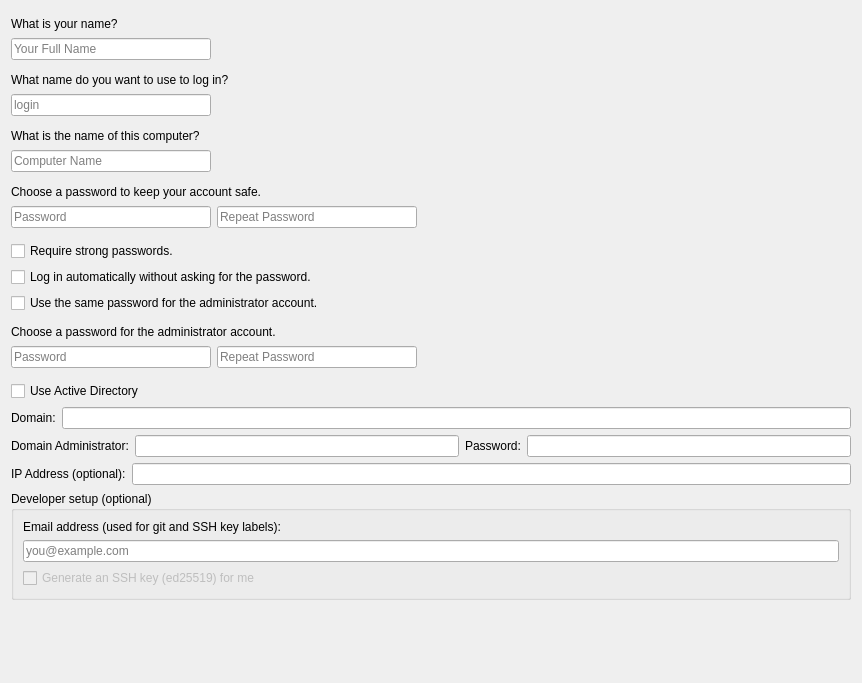
Theshedman/calamares, file src/modules/users/page_usersetup.ui: the form before one commit.
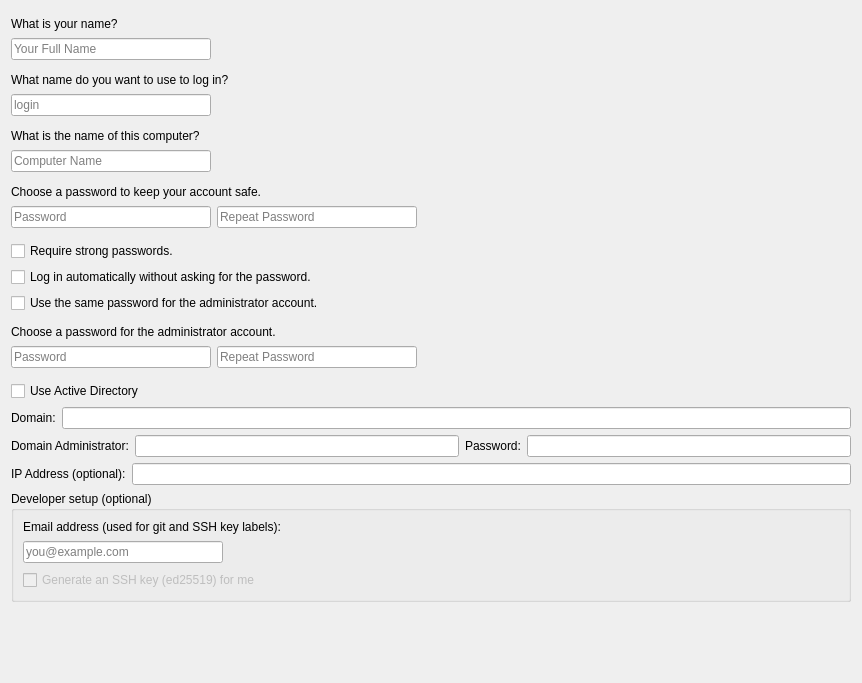
The form after the commit.

Commit message: fix(users): tighten email validation and match field layout

```diff
--- a/src/modules/users/page_usersetup.ui
+++ b/src/modules/users/page_usersetup.ui
@@ -707,6 +707,8 @@
        </widget>
       </item>
       <item>
+       <layout class="QHBoxLayout" name="devinfoEmailLayout">
+        <item>
        <widget class="QLineEdit" name="textBoxDevinfoEmail">
         <property name="minimumSize">
          <size>
@@ -718,6 +720,52 @@
          <string>you@example.com</string>
         </property>
        </widget>
+        </item>
+        <item>
+         <widget class="QLabel" name="labelDevinfoEmailIcon">
+          <property name="sizePolicy">
+           <sizepolicy hsizetype="Fixed" vsizetype="Fixed">
+            <horstretch>0</horstretch>
+            <verstretch>0</verstretch>
+           </sizepolicy>
+          </property>
+          <property name="minimumSize">
+           <size>
+            <width>24</width>
+            <height>24</height>
+           </size>
+          </property>
+          <property name="maximumSize">
+           <size>
+            <width>24</width>
+            <height>24</height>
+           </size>
+          </property>
+          <property name="text">
+           <string notr="true"/>
+          </property>
+          <property name="scaledContents">
+           <bool>true</bool>
+          </property>
+         </widget>
+        </item>
+        <item>
+         <widget class="QLabel" name="labelDevinfoEmailError">
+          <property name="sizePolicy">
+           <sizepolicy hsizetype="Expanding" vsizetype="Preferred">
+            <horstretch>1</horstretch>
+            <verstretch>0</verstretch>
+           </sizepolicy>
+          </property>
+          <property name="text">
+           <string/>
+          </property>
+          <property name="wordWrap">
+           <bool>true</bool>
+          </property>
+         </widget>
+        </item>
+       </layout>
       </item>
       <item>
        <widget class="QCheckBox" name="checkBoxDevinfoSsh">
```
Lines whose indentation alone changed are shown as unchanged. The commit also changes 1 other file.
